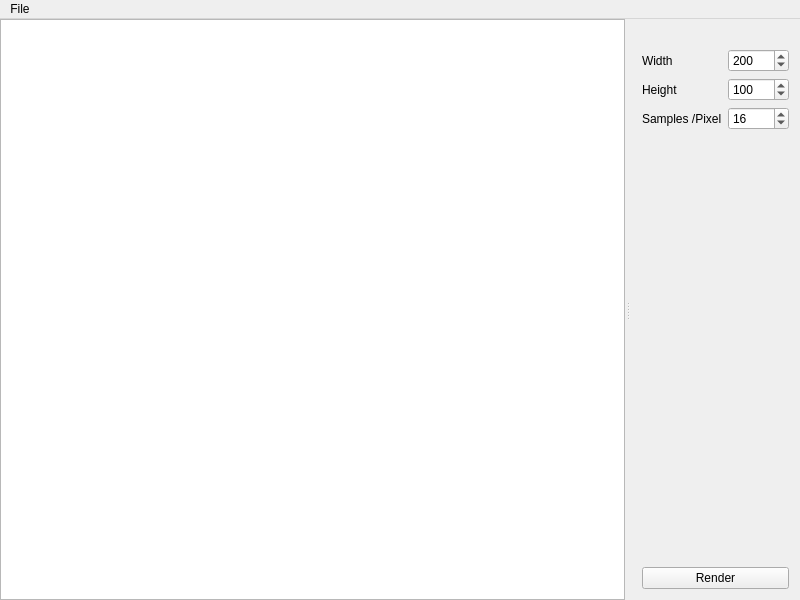
Before: the Qt Designer form src/gui/mainwindow.ui in Yt-trium/Couscous-raytracer, drawn with Qt 5.
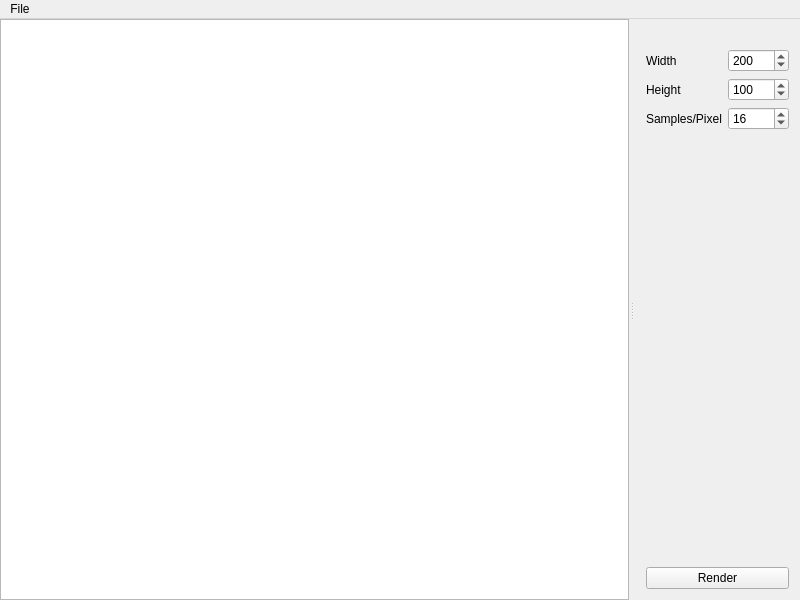
After: the same form once the commit is applied.

Commit message: correct some syntax in gui

What changed in the file:
```diff
--- a/src/gui/mainwindow.ui
+++ b/src/gui/mainwindow.ui
@@ -127,7 +127,7 @@
      <item row="2" column="0">
       <widget class="QLabel" name="label_spp">
        <property name="text">
-        <string>Samples /Pixel</string>
+        <string>Samples/Pixel</string>
        </property>
       </widget>
      </item>
```
